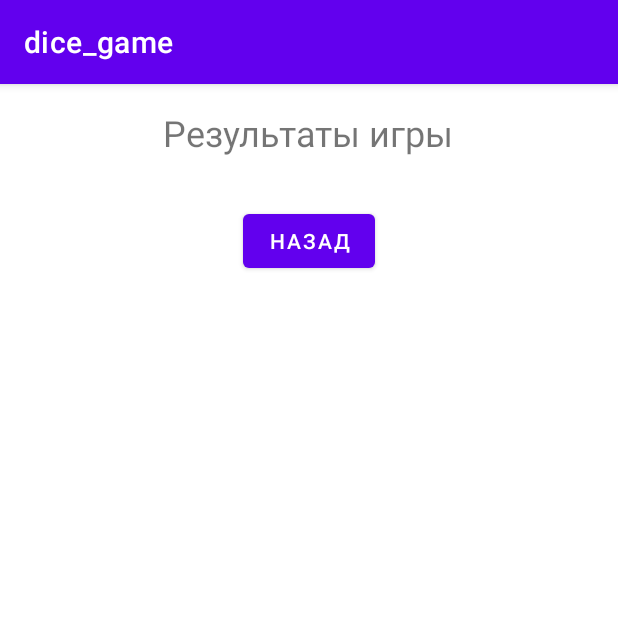
After one commit to m1ndxw/dice_game, an Android app built with Jetpack Compose: the ResultsActivity screen opened directly, with no data from a screen before it, on a phone screen of 412 x 824 dp, the top half of it. The commit adds this screen. Run offline under Robolectric (Android 15) with nearby library versions, the phone set to English and light mode, and no system bars.

Commit message:
game results

```diff
--- a/app/src/main/AndroidManifest.xml
+++ b/app/src/main/AndroidManifest.xml
@@ -17,5 +17,6 @@
                 <category android:name="android.intent.category.LAUNCHER" />
             </intent-filter>
         </activity>
+        <activity android:name=".ResultsActivity" />
     </application>
 </manifest>
--- /dev/null
+++ b/app/src/main/java/com/example/dice_game/ResultsActivity.kt
@@ -0,0 +1,31 @@
+package com.example.dice_game
+
+import android.content.Intent
+import android.os.Bundle
+import android.widget.ArrayAdapter
+import android.widget.Button
+import android.widget.ListView
+import androidx.appcompat.app.AppCompatActivity
+
+class ResultsActivity : AppCompatActivity() {
+
+    override fun onCreate(savedInstanceState: Bundle?) {
+        super.onCreate(savedInstanceState)
+        setContentView(R.layout.activity_results)
+
+        val resultsList = findViewById<ListView>(R.id.results_list)
+        val backButton = findViewById<Button>(R.id.back_button)
+
+        // Получение данных из интента
+        val results = intent.getStringArrayListExtra("GAME_RESULTS") ?: arrayListOf()
+
+        // Установка данных в список
+        val adapter = ArrayAdapter(this, android.R.layout.simple_list_item_1, results)
+        resultsList.adapter = adapter
+
+        // Обработчик кнопки "Назад"
+        backButton.setOnClickListener {
+            finish() // Возвращаемся к предыдущей активности
+        }
+    }
+}
--- /dev/null
+++ b/app/src/main/res/layout/activity_results.xml
@@ -0,0 +1,31 @@
+<?xml version="1.0" encoding="utf-8"?>
+<RelativeLayout xmlns:android="http://schemas.android.com/apk/res/android"
+    android:layout_width="match_parent"
+    android:layout_height="match_parent"
+    android:padding="16dp">
+
+    <TextView
+        android:id="@+id/results_title"
+        android:layout_width="wrap_content"
+        android:layout_height="wrap_content"
+        android:text="Результаты игры"
+        android:textSize="24sp"
+        android:layout_centerHorizontal="true"
+        android:layout_marginBottom="16dp" />
+
+    <ListView
+        android:id="@+id/results_list"
+        android:layout_width="match_parent"
+        android:layout_height="wrap_content"
+        android:layout_below="@id/results_title"
+        android:dividerHeight="8dp" />
+
+    <Button
+        android:id="@+id/back_button"
+        android:layout_width="wrap_content"
+        android:layout_height="wrap_content"
+        android:text="Назад"
+        android:layout_centerHorizontal="true"
+        android:layout_below="@id/results_list"
+        android:layout_marginTop="16dp" />
+</RelativeLayout>
```
Also changed, not shown: app/src/main/java/com/example/dice_game/MainActivity.kt (+25 -11 lines), app/src/main/res/layout/activity_main.xml (+7 -0 lines).
